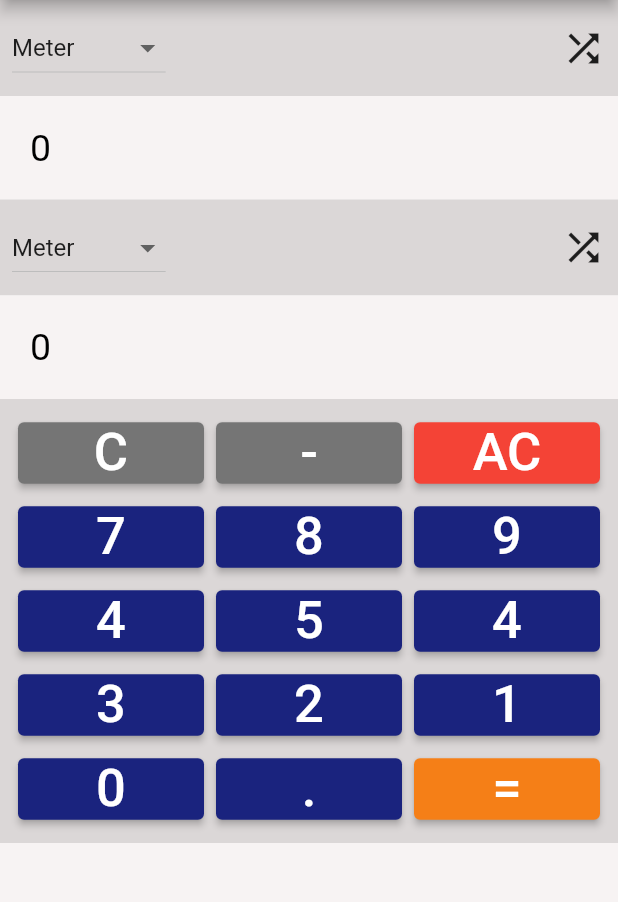
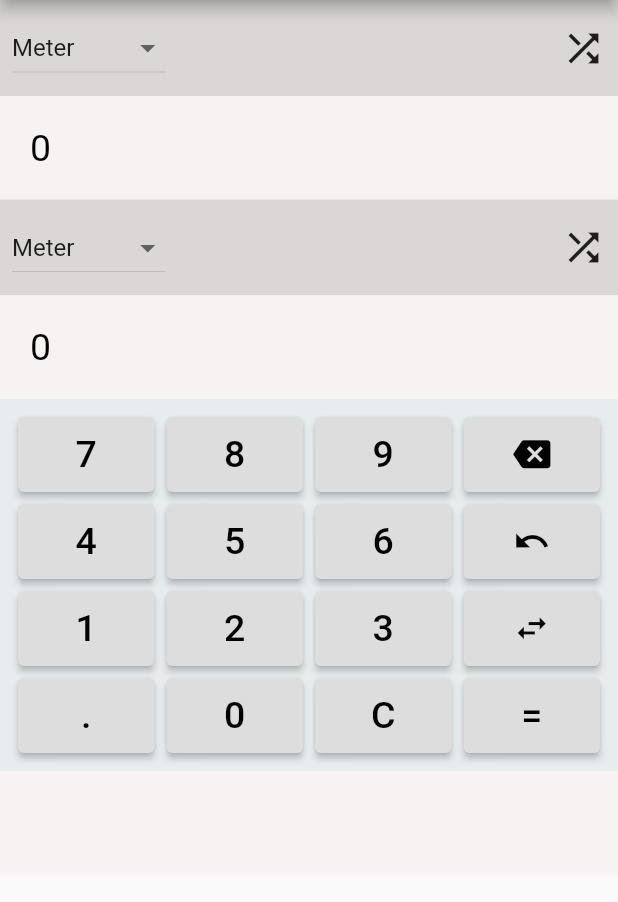
Before and after one commit to 8RIII/cc206-converter_app, a Flutter app: the screen it shows after launch, on a phone screen of 412 x 824 dp, the part 84-986 px from its top. Run offline on Flutter 3.47's test engine with Material 2 defaults, Android fonts, the phone set to English and light mode, and no system bars.

Commit message:
keypad edit

```diff
--- a/lib/features/distance_function.dart
+++ b/lib/features/distance_function.dart
@@ -1,45 +1,44 @@
 import 'package:cc206_converter_app/features/components/distance_func_drawer.dart';
 import 'package:flutter/material.dart';
 
-class NumberPad extends StatelessWidget {
+class CalculatorKeypad extends StatelessWidget {
   @override
   Widget build(BuildContext context) {
     return Container(
-      color: Color.fromARGB(255, 219, 215, 215),
+      color: Color.fromRGBO(231, 236, 239, 1),
       padding: EdgeInsets.all(8.0),
       child: Column(
         children: [
-          Row(children: [
-            NumberButton("C", color: Colors.grey[600]),
-            NumberButton("-", color: Colors.grey[600]),
-            NumberButton("AC", color: Colors.red),
-          ]),
           Row(
             children: [
-              NumberButton("7"),
-              NumberButton("8"),
-              NumberButton("9"),
+              CalculatorButton("7"),
+              CalculatorButton("8"),
+              CalculatorButton("9"),
+              CalculatorIconButton(Icons.backspace),
             ],
           ),
           Row(
             children: [
-              NumberButton("4"),
-              NumberButton("5"),
-              NumberButton("4"),
+              CalculatorButton("4"),
+              CalculatorButton("5"),
+              CalculatorButton("6"),
+              CalculatorIconButton(Icons.undo),
             ],
           ),
           Row(
             children: [
-              NumberButton("3"),
-              NumberButton("2"),
-              NumberButton("1"),
+              CalculatorButton("1"),
+              CalculatorButton("2"),
+              CalculatorButton("3"),
+              CalculatorIconButton(Icons.swap_horiz),
             ],
           ),
           Row(
             children: [
-              NumberButton("0"),
-              NumberButton("."),
-              NumberButton("=", color: Colors.yellow[900]),
+              CalculatorButton("."),
+              CalculatorButton("0"),
+              CalculatorButton("C"),
+              CalculatorButton("="),
             ],
           ),
         ],
@@ -48,29 +47,61 @@ class NumberPad extends StatelessWidget {
   }
 }
 
-class NumberButton extends StatelessWidget {
+class CalculatorButton extends StatelessWidget {
   final String text;
   final Color? color;
+  final double fontSize;
+  final double height;
 
-  NumberButton(this.text, {this.color});
+  CalculatorButton(this.text,
+      {this.color, this.fontSize = 25, this.height = 50});
 
   @override
   Widget build(BuildContext context) {
     return Expanded(
       child: Container(
+        height: height,
         margin: EdgeInsets.all(4.0),
         child: ElevatedButton(
           onPressed: () {},
           style: ElevatedButton.styleFrom(
-            primary: color ?? Colors.indigo[900],
+            primary: color ?? const Color.fromRGBO(221, 221, 221, 1),
             shape: RoundedRectangleBorder(
               borderRadius: BorderRadius.circular(4.0),
             ),
           ),
           child: Text(
             text,
-            style: TextStyle(fontSize: 35, color: Colors.white),
+            style: TextStyle(fontSize: fontSize, color: Colors.black),
           ),
+        ),
+      ),
+    );
+  }
+}
+
+class CalculatorIconButton extends StatelessWidget {
+  final IconData icon;
+  final Color? color;
+  final double height;
+
+  CalculatorIconButton(this.icon, {this.color, this.height = 50.0});
+
+  @override
+  Widget build(BuildContext context) {
+    return Expanded(
+      child: Container(
+        height: height,
+        margin: EdgeInsets.all(4.0),
+        child: ElevatedButton(
+          onPressed: () {},
+          style: ElevatedButton.styleFrom(
+            primary: color ?? const Color.fromRGBO(221, 221, 221, 1),
+            shape: RoundedRectangleBorder(
+              borderRadius: BorderRadius.circular(4.0),
+            ),
+          ),
+          child: Icon(icon, size: 25, color: Colors.black),
         ),
       ),
     );
@@ -224,7 +255,7 @@ class _DistanceFunctionState extends State<DistanceFunction> {
               ),
             ],
           ),
-          NumberPad(),
+          CalculatorKeypad(),
           Row(
             children: [
               Expanded(
```
